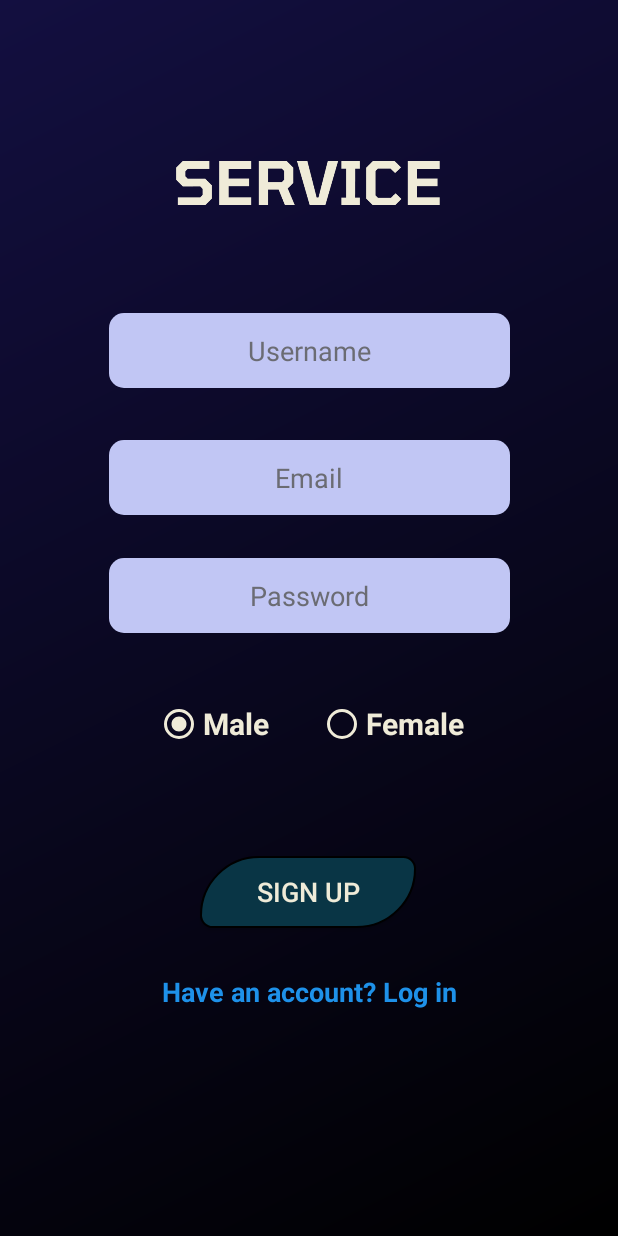
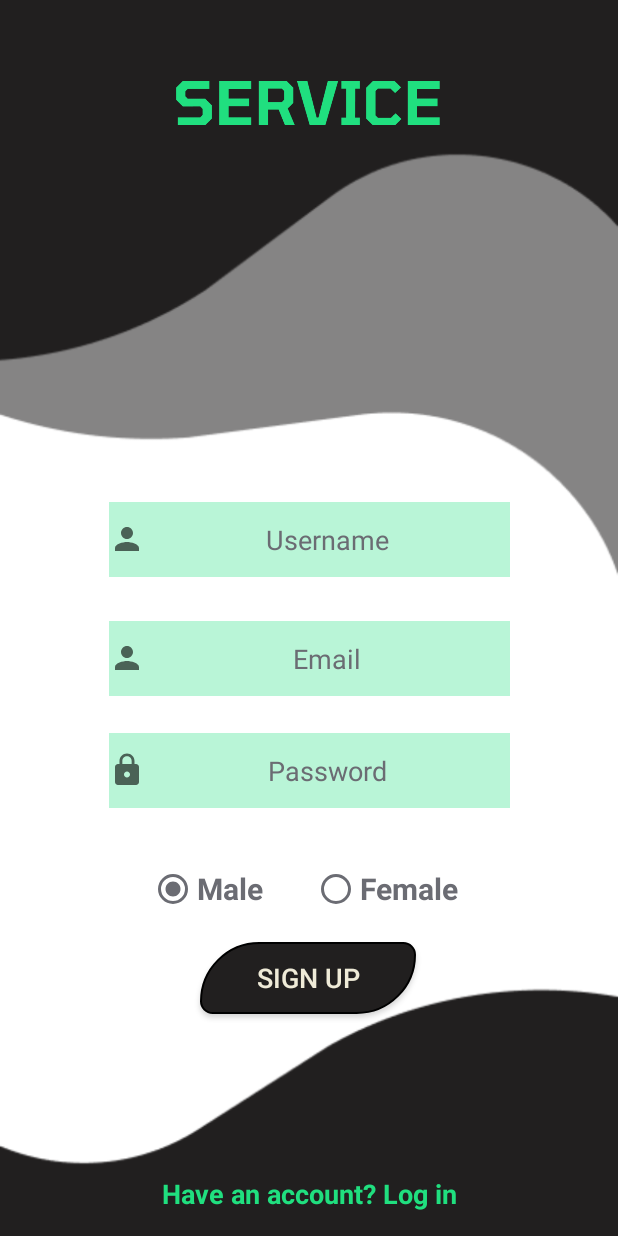
Before and after one commit to MarwaneBella/Serve-App, an Android app: the Register screen opened directly, with no data from a screen before it, on a phone screen of 412 x 824 dp. Run offline under Robolectric (Android 15) with nearby library versions, the phone set to English and light mode, and no system bars; our stand-ins replace Firebase (no records; nobody signed in at launch, a user with empty details on screens opened directly).

Commit message:
hamza update 9

```diff
--- a/app/src/main/res/drawable/btn_normal.xml
+++ b/app/src/main/res/drawable/btn_normal.xml
@@ -18,8 +18,8 @@
 
     <!--Fill Color of the Button-->
     <gradient android:angle="180"
-        android:startColor="#093545"
-        android:endColor="#093545"
+        android:startColor="#211F1F"
+        android:endColor="#211F1F"
         />
 
 </shape>
--- a/app/src/main/res/layout/activity_login.xml
+++ b/app/src/main/res/layout/activity_login.xml
@@ -7,7 +7,7 @@
     android:layout_height="match_parent"
     tools:context=".Login"
     android:layout_gravity="center"
-    android:background="@drawable/fffff"
+    android:background="@drawable/ggggggg"
     >
 
 
@@ -28,7 +28,7 @@
         android:layout_width="267dp"
         android:layout_height="50dp"
         android:layout_marginTop="108dp"
-        android:background="#5020DF7F"
+        android:background="#4020DF7F"
         android:drawableLeft="@drawable/ic_baseline_person_24"
         android:drawablePadding="0dp"
         android:ems="13"
--- a/app/src/main/res/layout/activity_register.xml
+++ b/app/src/main/res/layout/activity_register.xml
@@ -6,7 +6,7 @@
     android:layout_height="match_parent"
     tools:context=".Register"
     android:layout_gravity="center"
-    android:background="@drawable/bg">
+    android:background="@drawable/ggggggg">
 
 
     <ImageView
@@ -18,16 +18,18 @@
         app:layout_constraintHorizontal_bias="0.497"
         app:layout_constraintStart_toStartOf="parent"
         app:layout_constraintTop_toTopOf="parent"
-        app:layout_constraintVertical_bias="0.12"
+        app:layout_constraintVertical_bias="0.05"
         app:srcCompat="@drawable/finalservice"
-        app:tint="@color/secondColor" />
+        app:tint="@color/shineColor" />
+
 
     <EditText
         android:id="@+id/etUsername"
         android:layout_width="267dp"
         android:layout_height="50dp"
         android:layout_marginTop="56dp"
-        android:background="@drawable/edittext"
+        android:background="#5020DF7F"
+        android:drawableLeft="@drawable/ic_baseline_person_24"
         android:ems="13"
         android:gravity="center"
         android:hint="@string/hintUser"
@@ -38,15 +40,15 @@
         app:layout_constraintEnd_toEndOf="parent"
         app:layout_constraintStart_toStartOf="parent"
         app:layout_constraintTop_toBottomOf="@+id/logo"
-        app:layout_constraintVertical_bias="0.0" />
-
+        app:layout_constraintVertical_bias="0.29" />
 
     <EditText
         android:id="@+id/etEmail"
         android:layout_width="267dp"
         android:layout_height="50dp"
         android:layout_marginTop="15dp"
-        android:background="@drawable/edittext"
+        android:background="#5020DF7F"
+        android:drawableLeft="@drawable/ic_baseline_person_24"
         android:ems="13"
         android:gravity="center"
         android:hint="@string/hintEmail"
@@ -64,7 +66,8 @@
         android:layout_width="267dp"
         android:layout_height="50dp"
         android:layout_marginTop="15dp"
-        android:background="@drawable/edittext"
+        android:background="#5020DF7F"
+        android:drawableLeft="@drawable/ic_baseline_lock_24"
         android:ems="13"
         android:gravity="center"
         android:hint="@string/hintPass"
@@ -87,33 +90,34 @@
         android:orientation="horizontal"
         app:layout_constraintBottom_toBottomOf="parent"
         app:layout_constraintEnd_toEndOf="parent"
+        app:layout_constraintHorizontal_bias="0.481"
         app:layout_constraintStart_toStartOf="parent"
         app:layout_constraintTop_toBottomOf="@+id/etPassword"
-        app:layout_constraintVertical_bias="0.021">
+        app:layout_constraintVertical_bias="0.0">
 
         <RadioButton
             android:id="@+id/checkbox_Male"
             android:layout_width="83dp"
             android:layout_height="wrap_content"
             android:layout_marginRight="25dp"
-            android:buttonTint="@color/secondColor"
+
+            android:buttonTint="@color/textHintColor"
+            android:checked="true"
             android:text="@string/textMale"
-            android:textColor="@color/secondColor"
+            android:textColor="@color/textHintColor"
             android:textSize="20sp"
-            android:textStyle="bold"
-            android:checked="true"
-            />
+            android:textStyle="bold" />
 
         <RadioButton
             android:id="@+id/checkbox_female"
+
             android:layout_width="match_parent"
             android:layout_height="wrap_content"
-            android:buttonTint="@color/secondColor"
+            android:buttonTint="@color/textHintColor"
             android:text="@string/textFemale"
-            android:textColor="@color/secondColor"
+            android:textColor="@color/textHintColor"
             android:textSize="20sp"
-            android:textStyle="bold"
-            />
+            android:textStyle="bold" />
 
     </RadioGroup>
 
@@ -121,17 +125,17 @@
         android:id="@+id/btnRegister"
         android:layout_width="144dp"
         android:layout_height="48dp"
-        android:layout_marginTop="64dp"
+        android:layout_marginBottom="148dp"
         android:background="@drawable/btn_style"
         android:text="@string/btnSing"
         android:textColor="@color/secondColor"
         android:textSize="18sp"
         app:layout_constraintBottom_toBottomOf="parent"
         app:layout_constraintEnd_toEndOf="parent"
-        app:layout_constraintHorizontal_bias="0.498"
+        app:layout_constraintHorizontal_bias="0.497"
         app:layout_constraintStart_toStartOf="parent"
         app:layout_constraintTop_toBottomOf="@+id/rgGender"
-        app:layout_constraintVertical_bias="0.0" />
+        app:layout_constraintVertical_bias="1.0" />
 
     <TextView
         android:id="@+id/tvLog"
@@ -139,15 +143,14 @@
         android:layout_height="wrap_content"
         android:layout_marginTop="30dp"
         android:text="@string/textHaveAcc"
-        android:textColor="@color/specialColor"
+        android:textColor="@color/shineColor"
         android:textSize="18sp"
         android:textStyle="bold"
         app:layout_constraintBottom_toBottomOf="parent"
         app:layout_constraintEnd_toEndOf="parent"
         app:layout_constraintStart_toStartOf="parent"
         app:layout_constraintTop_toBottomOf="@+id/btnRegister"
-        app:layout_constraintVertical_bias="0.0" />
-
+        app:layout_constraintVertical_bias="0.829" />
 
 
 </androidx.constraintlayout.widget.ConstraintLayout>
```
Also changed, not shown: app/src/main/res/drawable-v24/ddddd.png (added), app/src/main/res/drawable-v24/ggggggg.png (added).
